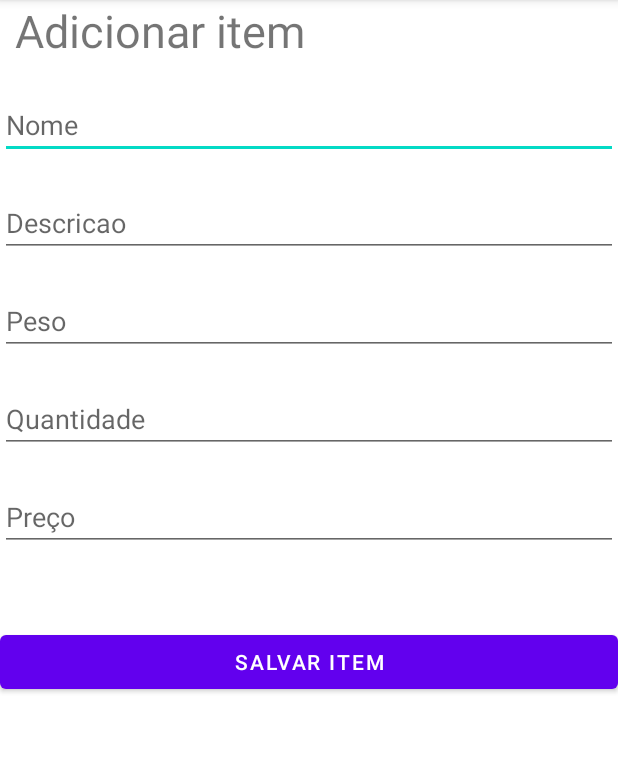
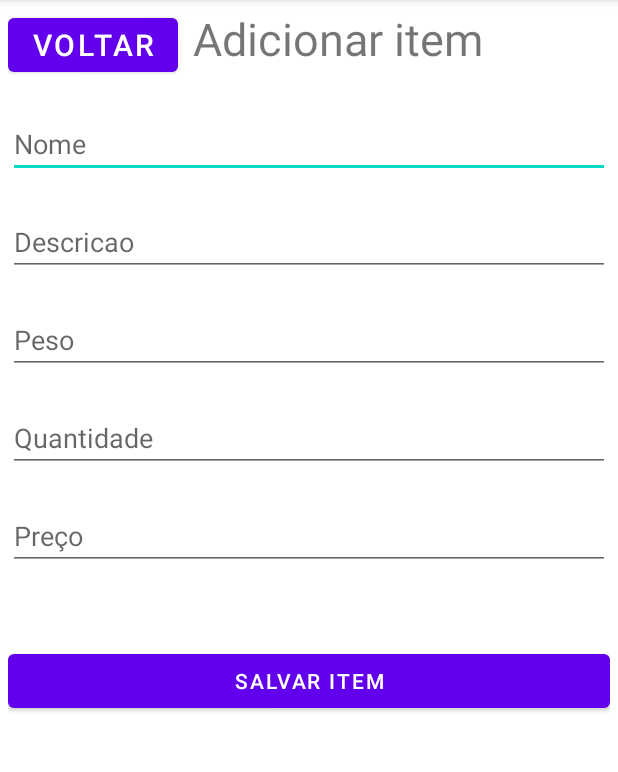
Before and after one commit to matheusoc08/home-food-storage-android, an Android app: the NewItemActivity screen opened directly, with no data from a screen before it, on a phone screen of 412 x 824 dp, the part 84-856 px from its top. Run offline under Robolectric (Android 15) with nearby library versions, the phone set to English and light mode, and no system bars.

Commit message:
Add a new button to redirect to the main activity

```diff
--- a/app/src/main/res/layout/activity_new_item.xml
+++ b/app/src/main/res/layout/activity_new_item.xml
@@ -5,7 +5,21 @@
     android:orientation="vertical"
     android:layout_width="match_parent"
     android:layout_height="match_parent"
-    tools:context=".NewItemActivity">
+    tools:context=".NewItemActivity"
+    android:layout_margin="5dp">
+
+    <LinearLayout
+        android:layout_width="match_parent"
+        android:layout_height="wrap_content"
+        android:orientation="horizontal">
+
+    <Button
+        android:layout_width="wrap_content"
+        android:layout_height="wrap_content"
+        android:id="@+id/buttonBack"
+        android:text="Voltar"
+        android:textSize="20sp"
+        />
 
     <TextView
         android:layout_width="match_parent"
@@ -14,6 +28,7 @@
         android:textSize="30sp"
         android:layout_marginHorizontal="10dp"
         />
+    </LinearLayout>
 
     <EditText
         android:layout_width="match_parent"
```
